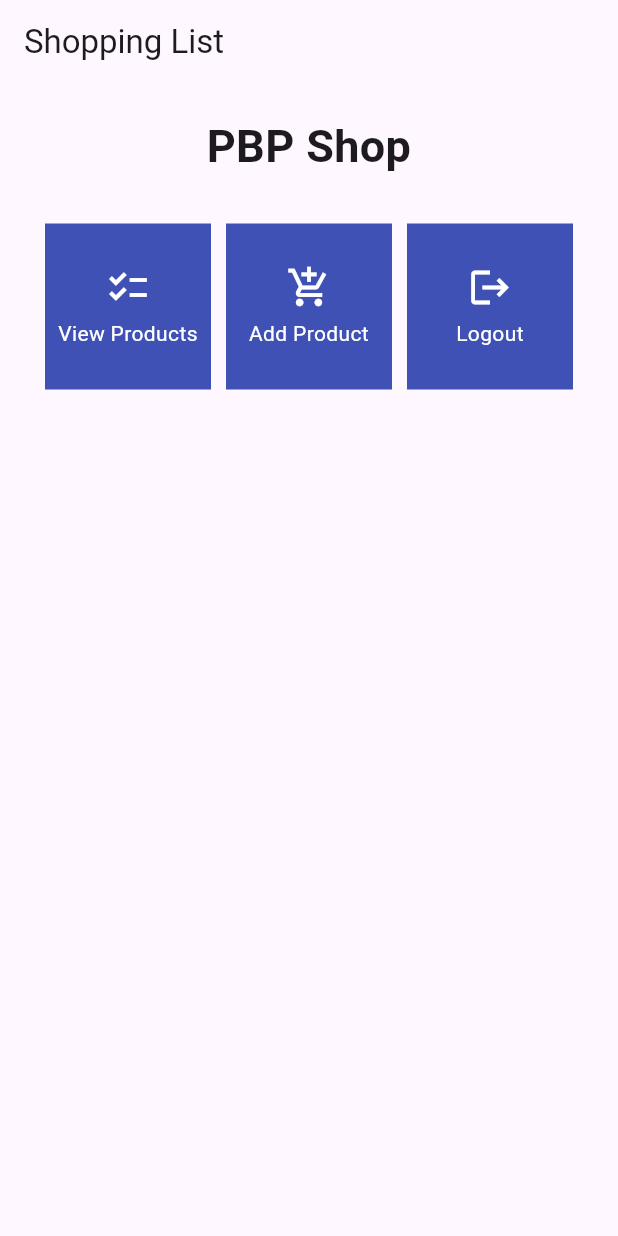
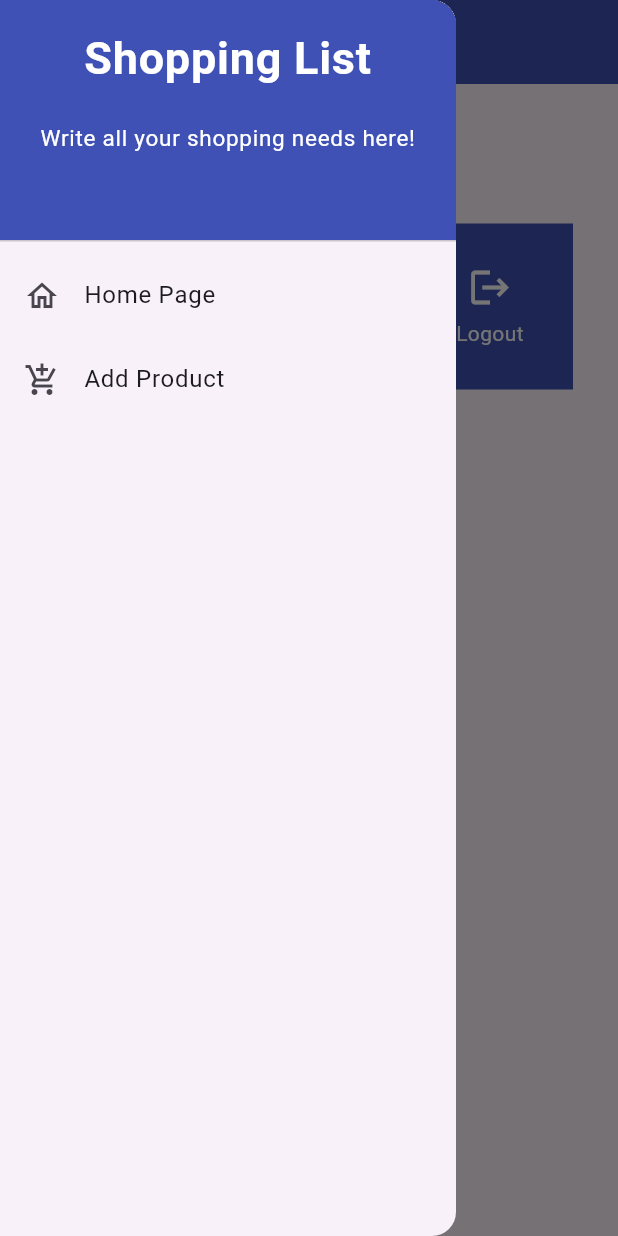
Before and after one commit to EzarY7/shopping-list-mobile, a Flutter app: the screen it shows after launch, with the side drawer open (before the commit the screen has no drawer), on a phone screen of 412 x 824 dp. Run offline on Flutter 3.47's test engine with Material 2 defaults, Android fonts, the phone set to English and light mode, and no system bars.

Commit message:
Tutorial 7 without file refactoring

```diff
--- a/shopping_list/lib/menu.dart
+++ b/shopping_list/lib/menu.dart
@@ -1,4 +1,6 @@
 import 'package:flutter/material.dart';
+import 'package:shopping_list/widgets/left_drawer.dart'; // import drawer widget
+import 'package:shopping_list/shoplist_form.dart';
 
 class MyHomePage extends StatelessWidget {
     MyHomePage({Key? key}) : super(key: key);
@@ -24,7 +26,11 @@ class MyHomePage extends StatelessWidget {
     title: const Text(
       'Shopping List',
     ),
+    backgroundColor: Colors.indigo,
+    foregroundColor: Colors.white,
   ),
+  // Add drawer as parameter of the Scaffold widget
+  drawer: const LeftDrawer(),
   body: SingleChildScrollView(
     // Scrolling wrapper widget
     child: Padding(
@@ -69,6 +75,8 @@ class MyHomePage extends StatelessWidget {
 class ShopItem {
   final String name;
   final IconData icon;
+   // Area responsive to touch
+
 
   ShopItem(this.name, this.icon);
 }
@@ -83,13 +91,22 @@ class ShopCard extends StatelessWidget {
     return Material(
       color: Colors.indigo,
       child: InkWell(
-        // Responsive touch area
+         // Area responsive to touch
       onTap: () {
-          // Show a SnackBar when clicked
+        // Show SnackBar when clicked
         ScaffoldMessenger.of(context)
           ..hideCurrentSnackBar()
           ..showSnackBar(SnackBar(
               content: Text("You pressed the ${item.name} button!")));
+
+        // Navigate to the appropriate route (depending on the button type)
+        if (item.name == "Add Product") {
+          Navigator.pushReplacement(
+          context,
+          MaterialPageRoute(
+          builder: (context) => ShopFormPage(),
+          ));
+        }
       },
         child: Container(
           // Container to hold Icon and Text
--- /dev/null
+++ b/shopping_list/lib/widgets/left_drawer.dart
@@ -0,0 +1,70 @@
+import 'package:flutter/material.dart';
+import 'package:shopping_list/menu.dart';
+import 'package:shopping_list/shoplist_form.dart';
+
+
+class LeftDrawer extends StatelessWidget {
+  const LeftDrawer({super.key});
+
+  @override
+  Widget build(BuildContext context) {
+    return Drawer(
+      child: ListView(
+        children: [
+          const DrawerHeader(
+  decoration: BoxDecoration(
+    color: Colors.indigo,
+  ),
+  child: Column(
+    children: [
+      Text(
+        'Shopping List',
+        textAlign: TextAlign.center,
+        style: TextStyle(
+          fontSize: 30,
+          fontWeight: FontWeight.bold,
+          color: Colors.white,
+        ),
+      ),
+      Padding(padding: EdgeInsets.all(10)),
+      Text("Write all your shopping needs here!",
+                textAlign: TextAlign.center,
+                style: TextStyle(
+                fontSize: 15,
+                fontWeight: FontWeight.normal,
+                color: Colors.white
+              ),
+
+          ),
+    ],
+  ),
+),
+        ListTile(
+  leading: const Icon(Icons.home_outlined),
+  title: const Text('Home Page'),
+  // redirect to MyHomePage
+  onTap: () {
+    Navigator.pushReplacement(
+        context,
+        MaterialPageRoute(
+          builder: (context) => MyHomePage(),
+        ));
+  },
+),
+ListTile(
+  leading: const Icon(Icons.add_shopping_cart),
+  title: const Text('Add Product'),
+  // redirect to ShopFormPage
+  onTap: () {
+    Navigator.pushReplacement(
+        context,
+        MaterialPageRoute(
+          builder: (context) => ShopFormPage(),
+        ));
+  },
+),
+        ],
+      ),
+    );
+  }
+}
```
Also changed, not shown: shopping_list/lib/shoplist_form.dart (added, +163 -0 lines). Lines whose indentation alone changed are shown as unchanged.
